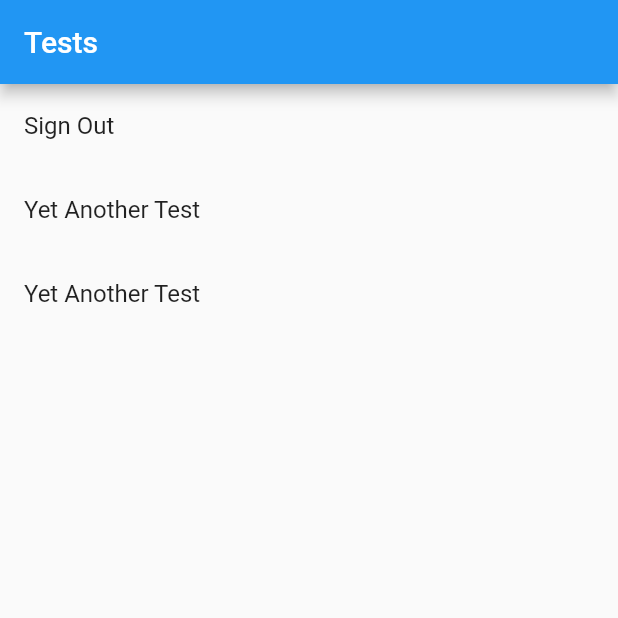
After one commit to retroflux-mobile/Retroflux, a Flutter app: the screen it shows once a user with an empty profile is signed in, item 2 of the bottom bar chosen, after a tap on the "bug report" icon, on a phone screen of 412 x 824 dp, the top half of it. The commit adds this screen. Run offline on Flutter 3.47's test engine with Material 2 defaults, Android fonts, the phone set to English and light mode, and no system bars; our stand-ins replace convex_bottom_bar, firebase_auth, firebase_core; missing offline and left inert: flutterfire_ui; accounts and stored records are empty; statements that could not run were skipped.

Commit message:
Finished Google Login

```diff
--- a/lib/screens/homepage_screen.dart
+++ b/lib/screens/homepage_screen.dart
@@ -5,6 +5,7 @@ import 'package:retroflux/screens/chatbot_screen.dart';
 import 'package:retroflux/screens/notehub_screen.dart';
 import 'package:retroflux/screens/profile_screen.dart';
 import 'package:retroflux/screens/scroller_screen.dart';
+import 'package:retroflux/tests/tests_screen.dart';
 
 import '../style_guide.dart';
 
@@ -64,6 +65,14 @@ class _HomePageScreenState extends State<HomePageScreen> {
           });
         },
       ),
+      floatingActionButton: FloatingActionButton(
+        child: const Icon(Icons.bug_report),
+        onPressed: () {
+          Navigator.pushReplacement(
+              context,
+              MaterialPageRoute(builder: (context) => const TestsScreen()));
+        },
+      ),
     );
   }
 }
--- a/lib/screens/login_method_screen.dart
+++ b/lib/screens/login_method_screen.dart
@@ -1,4 +1,8 @@
+import 'package:firebase_auth/firebase_auth.dart';
 import 'package:flutter/material.dart';
+import 'package:flutterfire_ui/auth.dart';
+import 'package:retroflux/firebase_options.dart';
+import 'package:retroflux/screens/homepage_screen.dart';
 import 'package:retroflux/screens/login_screen.dart';
 import 'package:retroflux/style_guide.dart';
 
@@ -7,34 +11,35 @@ class LoginMethodScreen extends StatelessWidget {
 
   @override
   Widget build(BuildContext context) {
-    return Scaffold(
-      body: Center(
-        child: Column(
-          mainAxisAlignment: MainAxisAlignment.center,
-          children: [
-            const Text("RetroFlux",style: testLargeFont,),
-            SizedBox(
-              height: MediaQuery.of(context).size.height/3,
-            ),
-            TextButton(
-                onPressed: (){
-                  Navigator.pushReplacement(
-                      context,
-                      MaterialPageRoute(builder: (context) => const LoginScreen()));
-                },
-                child: const Text("Log in with Google Account")
-            ),
-            TextButton(
-                onPressed: (){},
-                child: const Text("Log in with XX")
-            ),
-            TextButton(
-                onPressed: (){},
-                child: const Text("Log in with XX")
-            )
-          ],
-        ),
-      ),
+    return StreamBuilder<User?>(
+      stream: FirebaseAuth.instance.authStateChanges(),
+      // If the user is already signed-in, use it as initial data
+      initialData: FirebaseAuth.instance.currentUser,
+      builder: (context, snapshot) {
+        // User is not signed in
+        if (!snapshot.hasData) {
+          return SignInScreen(
+            headerBuilder: (context, constraints, shrinkOffset) {
+              return Padding(
+                padding: const EdgeInsets.all(20).copyWith(top: 40),
+                child: Icon(
+                  Icons.sentiment_very_satisfied,
+                  color: Colors.blue,
+                  size: constraints.maxWidth / 4 * (1 - shrinkOffset),
+                ),
+              );
+            },
+              providerConfigs: const [
+                EmailProviderConfiguration(),
+                GoogleProviderConfiguration(
+                  clientId: GOOGLEWEBID,
+                ),
+              ]
+          );
+        }
+        // Render your application if authenticated
+        return const HomePageScreen();
+      },
     );
   }
 }
--- /dev/null
+++ b/lib/tests/tests_screen.dart
@@ -0,0 +1,43 @@
+import 'package:firebase_auth/firebase_auth.dart';
+import 'package:flutter/material.dart';
+import 'package:retroflux/screens/login_method_screen.dart';
+
+class TestsScreen extends StatelessWidget {
+  const TestsScreen({Key? key}) : super(key: key);
+
+  @override
+  Widget build(BuildContext context) {
+    return Scaffold(
+      appBar: AppBar(
+        title: const Text("Tests"),
+      ),
+      body: ListView(
+
+        children: [
+          ListTile(
+            title: const Text("Sign Out"),
+            onTap: (){
+              _signOut();
+              Navigator.pushReplacement(
+                  context,
+                  MaterialPageRoute(builder: (context) => const LoginMethodScreen()));
+            }
+          ),
+          ListTile(
+            title: const Text("Yet Another Test"),
+            onTap: (){},
+          ),
+          ListTile(
+            title: const Text("Yet Another Test"),
+            onTap: (){},
+          )
+        ],
+      ),
+    );
+  }
+}
+
+Future<void> _signOut() async {
+  await FirebaseAuth.instance.signOut();
+
+}
--- a/pubspec.yaml
+++ b/pubspec.yaml
@@ -42,6 +42,7 @@ dependencies:
   firebase_auth: ^3.3.20
   firebase_core: ^1.18.0
   flutterfire_ui: ^0.4.2
+  google_sign_in: ^5.3.3
 
 dev_dependencies:
   flutter_test:
```
Also changed, not shown: 1 other file.
